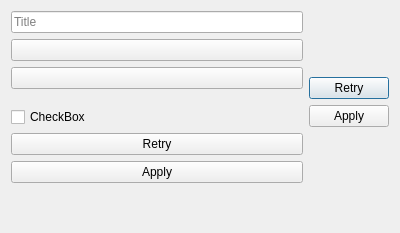
Old version of the form newalarm.ui in the repository community-ssu/clock-ui.
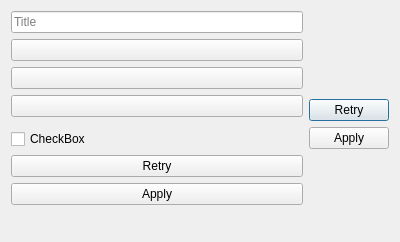
New version of the form. Custom widgets are drawn as their Qt base class.

```diff
--- a/newalarm.ui
+++ b/newalarm.ui
@@ -7,7 +7,7 @@
     <x>0</x>
     <y>0</y>
     <width>400</width>
-    <height>233</height>
+    <height>242</height>
    </rect>
   </property>
   <property name="sizePolicy">
@@ -49,11 +49,7 @@
        <widget class="QAlarmDateValueButton" name="date_pushButton"/>
       </item>
       <item>
-       <widget class="ValueButton" name="repeat_pushButton" native="true">
-        <property name="text" stdset="0">
-         <string/>
-        </property>
-       </widget>
+       <widget class="QAlarmDaysValueButton" name="repeat_pushButton"/>
       </item>
       <item>
        <widget class="ValueButton" name="alsound_pushButton" native="true">
@@ -122,6 +118,11 @@
    <extends>QPushButton</extends>
    <header>qalarmdatevaluebutton.h</header>
   </customwidget>
+  <customwidget>
+   <class>QAlarmDaysValueButton</class>
+   <extends>QPushButton</extends>
+   <header>qalarmdaysvaluebutton.h</header>
+  </customwidget>
  </customwidgets>
  <resources/>
  <connections/>
```
